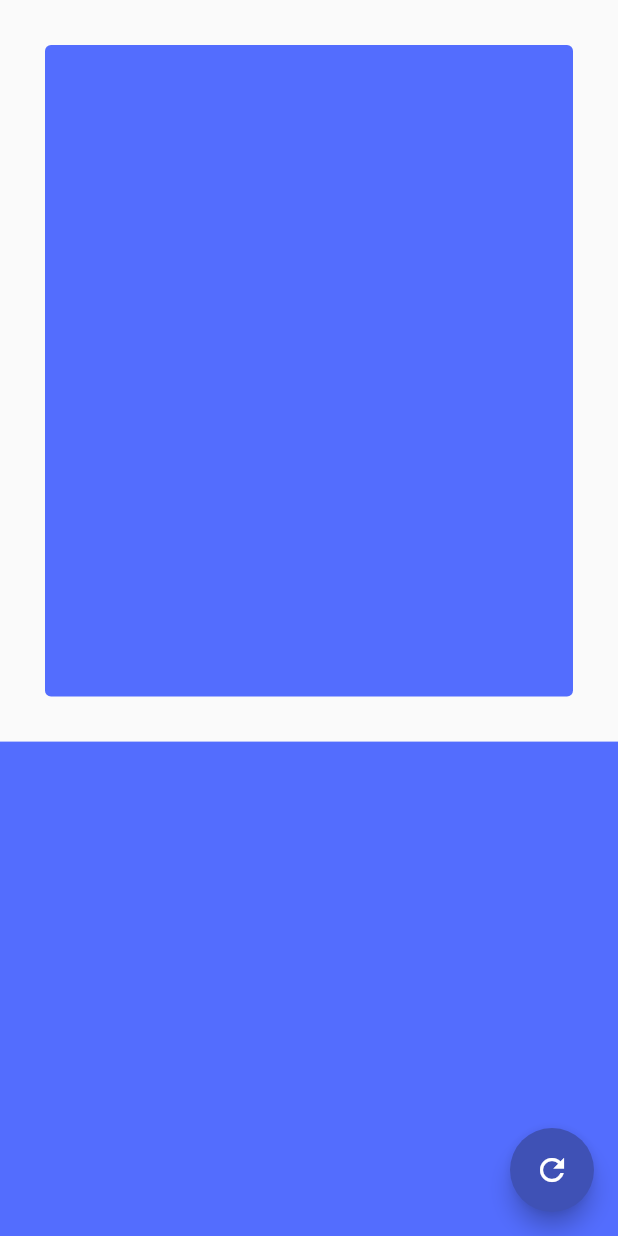
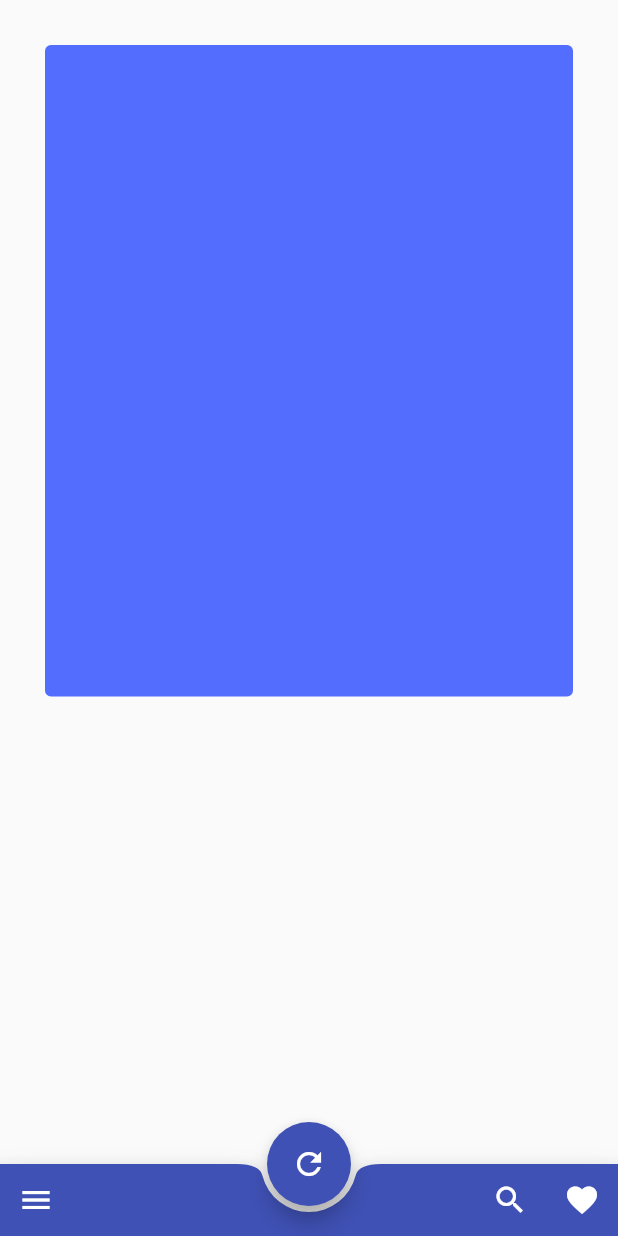
Before and after one commit to nrubel/QuotesO, a Flutter app: the screen it shows after launch, on a phone screen of 412 x 824 dp. Run offline on Flutter 3.47's test engine with Material 2 defaults, Android fonts, the phone set to English and light mode, and no system bars; our stand-ins replace dio; network calls fail.

Commit message:
bottom appbar added

```diff
--- a/lib/main.dart
+++ b/lib/main.dart
@@ -83,8 +83,8 @@ class _QuoteOHomepageState extends State<QuoteOHomepage> {
             ),
             Expanded(
               child: Container(
-                color: Colors.indigoAccent,
-              ),
+//                color: Colors.indigoAccent,
+                  ),
             ),
           ],
         ),
@@ -94,6 +94,42 @@ class _QuoteOHomepageState extends State<QuoteOHomepage> {
         tooltip: 'New Quote',
         child: Icon(Icons.refresh),
       ),
+      floatingActionButtonLocation: FloatingActionButtonLocation.centerDocked,
+      bottomNavigationBar: BottomAppBar(
+        color: Theme.of(context).colorScheme.primary,
+        shape: CircularNotchedRectangle(),
+        child: IconTheme(
+          data: IconThemeData(
+            color: Theme.of(context).colorScheme.onPrimary,
+          ),
+          child: Row(
+            children: <Widget>[
+              IconButton(
+                tooltip: MaterialLocalizations.of(context).openAppDrawerTooltip,
+                icon: Icon(Icons.menu),
+                onPressed: () {
+                  print('menu clicked');
+                },
+              ),
+              Spacer(),
+              IconButton(
+                tooltip: MaterialLocalizations.of(context).searchFieldLabel,
+                icon: Icon(Icons.search),
+                onPressed: () {
+                  print('menu clicked');
+                },
+              ),
+              IconButton(
+                tooltip: MaterialLocalizations.of(context).alertDialogLabel,
+                icon: Icon(Icons.favorite),
+                onPressed: () {
+                  print('menu clicked');
+                },
+              ),
+            ],
+          ),
+        ),
+      ),
     );
   }
 }
```
